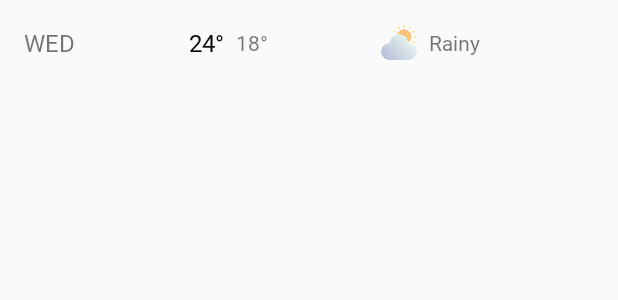
After one commit to Suraj-1411/weather-app2, an Android app: the layout forecast_week_item.xml on its own in the app's theme, with its tools: preview values and no code run, on a phone screen of 412 x 824 dp. The commit adds this screen. Shown: the top 300 px of the screen. Run offline under Robolectric (Android 15) with nearby library versions, the phone set to English and light mode, and no system bars.

Commit message:
Forecast screen-UI

```diff
--- /dev/null
+++ b/app/src/main/java/com/example/weatherapp/data/models/AstronomyModel.kt
@@ -0,0 +1,6 @@
+package com.example.weatherapp.data.models
+
+data class AstronomyModel(
+    var sunrise: String? = "",//":"6:41 am"
+    var sunset: String? = ""//":"6:18 pm"
+)
--- /dev/null
+++ b/app/src/main/res/layout/forecast_week_item.xml
@@ -0,0 +1,83 @@
+<?xml version="1.0" encoding="utf-8"?>
+<androidx.constraintlayout.widget.ConstraintLayout xmlns:android="http://schemas.android.com/apk/res/android"
+    xmlns:app="http://schemas.android.com/apk/res-auto"
+    android:layout_width="match_parent"
+    android:layout_height="wrap_content"
+    android:padding="@dimen/sixteen_dp">
+
+    <TextView
+        android:id="@+id/day_tv"
+        android:layout_width="wrap_content"
+        android:layout_height="wrap_content"
+        android:text="WED"
+        android:textSize="@dimen/sixteen_sp"
+        app:layout_constraintLeft_toLeftOf="parent"
+        app:layout_constraintTop_toTopOf="parent"
+        app:layout_constraintBottom_toBottomOf="parent"
+        />
+
+
+    <androidx.constraintlayout.widget.ConstraintLayout
+        android:id="@+id/lltemp"
+        android:layout_width="wrap_content"
+        android:layout_height="wrap_content"
+        app:layout_constraintBottom_toBottomOf="parent"
+        app:layout_constraintLeft_toRightOf="@id/day_tv"
+        app:layout_constraintRight_toLeftOf="@+id/llWeather"
+        app:layout_constraintTop_toTopOf="parent">
+
+        <TextView
+            android:id="@+id/temp_tv"
+            android:layout_width="wrap_content"
+            android:layout_height="wrap_content"
+            android:text="24°"
+            android:textColor="@color/black"
+            android:textSize="@dimen/sixteen_sp"
+            app:layout_constraintRight_toLeftOf="@id/temp_2"
+            app:layout_constraintTop_toTopOf="parent" />
+
+        <TextView
+            android:id="@+id/temp_2"
+            android:layout_width="wrap_content"
+            android:layout_height="wrap_content"
+            android:layout_marginStart="@dimen/eight_dp"
+            android:text="18°"
+            app:layout_constraintBottom_toBottomOf="@id/temp_tv"
+            app:layout_constraintLeft_toRightOf="@+id/temp_tv"
+            app:layout_constraintTop_toTopOf="@id/temp_tv" />
+
+    </androidx.constraintlayout.widget.ConstraintLayout>
+
+    <androidx.constraintlayout.widget.ConstraintLayout
+        android:id="@+id/llWeather"
+        android:layout_width="wrap_content"
+        android:layout_height="wrap_content"
+        app:layout_constraintBottom_toBottomOf="parent"
+        app:layout_constraintLeft_toRightOf="@+id/lltemp"
+        app:layout_constraintRight_toRightOf="parent"
+        app:layout_constraintTop_toTopOf="parent">
+
+        <ImageView
+            android:id="@+id/weather_image"
+            android:layout_width="24dp"
+            android:layout_height="24dp"
+            app:layout_constraintLeft_toLeftOf="parent"
+            app:layout_constraintTop_toTopOf="parent"
+            app:srcCompat="@drawable/cloudyday" />
+
+
+        <TextView
+            android:id="@+id/weather_status"
+            android:layout_width="wrap_content"
+            android:layout_height="wrap_content"
+            android:layout_marginStart="@dimen/eight_dp"
+            android:text="Rainy"
+            app:layout_constraintBottom_toBottomOf="@id/weather_image"
+            app:layout_constraintLeft_toRightOf="@+id/weather_image"
+            app:layout_constraintRight_toRightOf="parent"
+            app:layout_constraintTop_toTopOf="@id/weather_image" />
+    </androidx.constraintlayout.widget.ConstraintLayout>
+
+
+
+</androidx.constraintlayout.widget.ConstraintLayout>
--- a/app/src/main/res/layout/fragment_home.xml
+++ b/app/src/main/res/layout/fragment_home.xml
@@ -169,6 +169,7 @@
         android:layout_marginTop="@dimen/eight_dp"
         app:layout_constraintTop_toBottomOf="@+id/llToday"
         app:layout_constraintStart_toStartOf="@+id/llToday"
+        app:layout_constraintBottom_toBottomOf="parent"
         />
 
     <TextView
@@ -192,6 +193,7 @@
         android:layout_marginEnd="@dimen/eight_dp"
         app:layout_constraintTop_toBottomOf="@+id/llToday"
         app:layout_constraintRight_toLeftOf="@+id/sunset_tv"
+        app:layout_constraintBottom_toBottomOf="parent"
         />
 
     <TextView
--- a/app/src/main/res/values/dimens.xml
+++ b/app/src/main/res/values/dimens.xml
@@ -6,4 +6,5 @@
     <dimen name="twenty_four_dp">16dp</dimen>
     <dimen name="twenty_four_sp">24sp</dimen>
     <dimen name="sixteen_sp">16sp</dimen>
+    <dimen name="twenty_sp">20sp</dimen>
 </resources>
```
Also changed, not shown: app/src/main/java/com/example/weatherapp/data/models/AtmosphereModel.kt (added, +10 -0 lines), app/src/main/java/com/example/weatherapp/data/models/ConditionModel.kt (added, +7 -0 lines), app/src/main/java/com/example/weatherapp/data/models/CurrentObservation.kt (added, +11 -0 lines), app/src/main/java/com/example/weatherapp/data/models/ForecastModel.kt (added, +7 -0 lines), app/src/main/java/com/example/weatherapp/data/models/ForecastWeekModel.kt (added, +12 -0 lines), app/src/main/java/com/example/weatherapp/data/models/LocationModel.kt (added, +13 -0 lines), app/src/main/java/com/example/weatherapp/data/models/WindModel.kt (added, +7 -0 lines), app/src/main/java/com/example/weatherapp/ui/adapters/ForecastWeekAdapter.kt (added, +25 -0 lines), app/src/main/java/com/example/weatherapp/ui/fragments/ForecastFragment.kt (+8 -0 lines), app/src/main/res/layout/fragment_forecast.xml (+24 -4 lines), app/src/main/res/drawable/cloudyday.png (added), app/src/main/res/drawable/storm.png (added), app/src/main/res/drawable/storm1.png (added).
